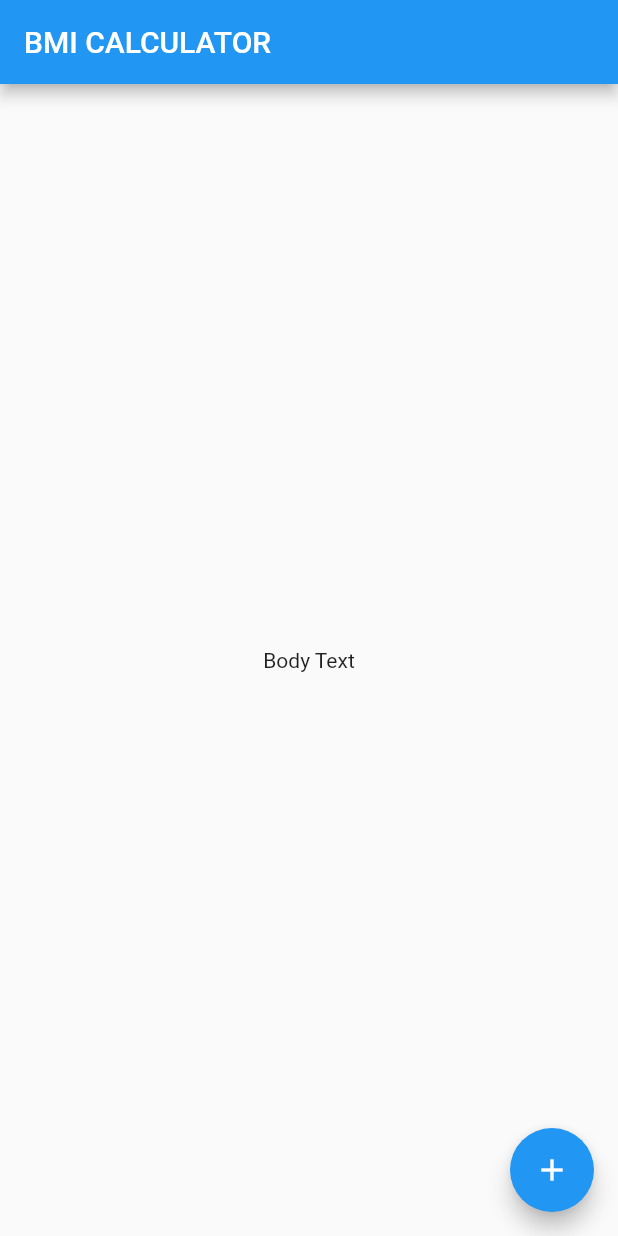
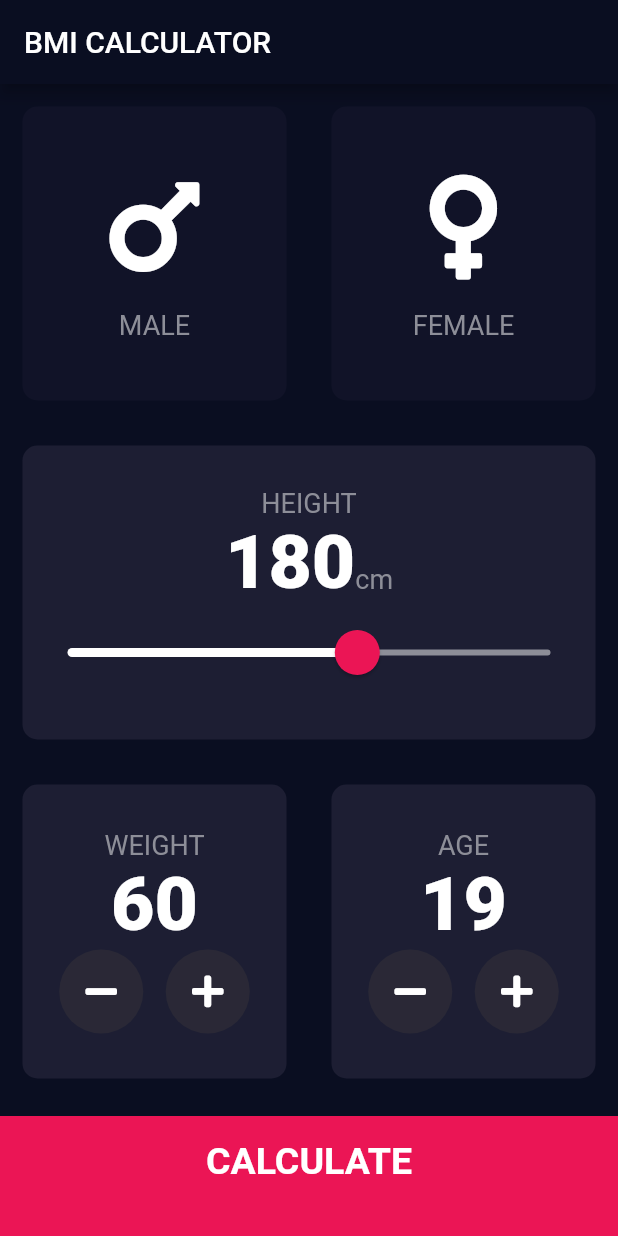
Before and after one commit to piotrsmajek/bmi_calculator_flutter, a Flutter app: the screen it shows after launch, on a phone screen of 412 x 824 dp. Run offline on Flutter 3.47's test engine with Material 2 defaults, Android fonts, the phone set to English and light mode, and no system bars; our stand-ins replace font_awesome_flutter.

Commit message:
Project completed

```diff
--- /dev/null
+++ b/lib/calculation_brain.dart
@@ -0,0 +1,37 @@
+import 'dart:math';
+
+import 'package:flutter/material.dart';
+
+class CalculatorBrain {
+  CalculatorBrain({this.height, this.weight});
+
+  final int height;
+  final int weight;
+
+  double _bmi;
+
+  String calculateBMI() {
+    _bmi = weight / pow(height / 100, 2);
+    return _bmi.toStringAsFixed(1);
+  }
+
+  String getResult() {
+    if (_bmi >= 25) {
+      return 'Overweight';
+    } else if (_bmi > 18.5) {
+      return 'Normal';
+    } else {
+      return 'Underweight';
+    }
+  }
+
+  String getInterpretation() {
+    if (_bmi >= 25) {
+      return 'You have a higher than normal body weight. Try to exercise more.';
+    } else if (_bmi > 18.5) {
+      return 'You have a normal body weight. Good job!';
+    } else {
+      return 'You have a lower than normal body weight. You can eat a bit more.';
+    }
+  }
+}
--- /dev/null
+++ b/lib/components/bottom_button.dart
@@ -0,0 +1,29 @@
+import 'package:flutter/material.dart';
+import '../constants.dart';
+
+class BottomButton extends StatelessWidget {
+  BottomButton({@required this.onPressed, @required this.buttonTitle});
+
+  final Function onPressed;
+  final String buttonTitle;
+
+  @override
+  Widget build(BuildContext context) {
+    return GestureDetector(
+      onTap: onPressed,
+      child: Container(
+        child: Center(
+          child: Text(
+            buttonTitle,
+            style: kLargeButtonTextStyle,
+          ),
+        ),
+        color: kBottomContainerColour,
+        margin: EdgeInsets.only(top: 10),
+        width: double.infinity,
+        padding: EdgeInsets.only(bottom: 20.0),
+        height: kBottomConstainerHeight,
+      ),
+    );
+  }
+}
--- /dev/null
+++ b/lib/components/icon_content.dart
@@ -0,0 +1,21 @@
+import 'package:flutter/material.dart';
+import '../constants.dart';
+
+class IconContent extends StatelessWidget {
+  IconContent({this.icon, this.text});
+
+  final IconData icon;
+  final String text;
+
+  @override
+  Widget build(BuildContext context) {
+    return Column(
+      mainAxisAlignment: MainAxisAlignment.center,
+      children: [
+        Icon(icon, size: 80),
+        SizedBox(height: 15.0),
+        Text(text, style: kLabelTextStyle)
+      ],
+    );
+  }
+}
--- /dev/null
+++ b/lib/components/reusable_card.dart
@@ -0,0 +1,24 @@
+import 'package:flutter/material.dart';
+
+class ReusableCard extends StatelessWidget {
+  ReusableCard({@required this.colour, this.cardChild, this.onPress});
+
+  final Color colour;
+  final Widget cardChild;
+  final Function onPress;
+
+  @override
+  Widget build(BuildContext context) {
+    return GestureDetector(
+      onTap: onPress,
+      child: Container(
+        child: cardChild,
+        margin: EdgeInsets.all(15.0),
+        decoration: BoxDecoration(
+          borderRadius: BorderRadius.circular(10.0),
+          color: colour,
+        ),
+      ),
+    );
+  }
+}
--- /dev/null
+++ b/lib/components/round_icon_button.dart
@@ -0,0 +1,20 @@
+import 'package:flutter/material.dart';
+
+class RoundIconButton extends StatelessWidget {
+  RoundIconButton({@required this.icon, @required this.onPressed});
+
+  final IconData icon;
+  final Function onPressed;
+
+  @override
+  Widget build(BuildContext context) {
+    return RawMaterialButton(
+      child: Icon(icon),
+      onPressed: onPressed,
+      elevation: 0.0,
+      constraints: BoxConstraints.tightFor(width: 56.0, height: 56.0),
+      shape: CircleBorder(),
+      fillColor: Color(0xFF4CF5E),
+    );
+  }
+}
--- /dev/null
+++ b/lib/constants.dart
@@ -0,0 +1,28 @@
+import 'package:flutter/material.dart';
+
+const kLabelTextStyle = TextStyle(
+  fontSize: 18.0,
+  color: Color(0xFF8D8E98),
+);
+
+const kNumberTextStyle = TextStyle(
+  fontSize: 50,
+  fontWeight: FontWeight.w900,
+);
+
+const kLargeButtonTextStyle =
+    TextStyle(fontSize: 25.0, fontWeight: FontWeight.bold);
+
+const kTitleTextStyle = TextStyle(fontSize: 50.0, fontWeight: FontWeight.bold);
+
+const kResultTextStyle = TextStyle(
+    color: Color(0xFF24D876), fontSize: 22.0, fontWeight: FontWeight.bold);
+
+const kBMITextStyle = TextStyle(fontSize: 100.0, fontWeight: FontWeight.bold);
+
+const kBodyTextStyle = TextStyle(fontSize: 22.0);
+
+const kBottomConstainerHeight = 80.0;
+const kActiveCardColour = Color(0xFF1D1E33);
+const kInactiveCardColour = Color(0xFF111328);
+const kBottomContainerColour = Color(0xFFEB1555);
--- a/lib/main.dart
+++ b/lib/main.dart
@@ -1,4 +1,5 @@
 import 'package:flutter/material.dart';
+import 'screenes/input_page.dart';
 
 void main() => runApp(BMICalculator());
 
@@ -6,29 +7,19 @@ class BMICalculator extends StatelessWidget {
   @override
   Widget build(BuildContext context) {
     return MaterialApp(
+      theme: ThemeData.dark().copyWith(
+        sliderTheme: SliderTheme.of(context).copyWith(
+          thumbColor: Color(0xFFEB1555),
+          inactiveTrackColor: Color(0xFF8D8E98),
+          activeTrackColor: Colors.white,
+          overlayColor: Color(0x29EB1555),
+          thumbShape: RoundSliderThumbShape(enabledThumbRadius: 15.0),
+          overlayShape: RoundSliderOverlayShape(overlayRadius: 30.0),
+        ),
+        primaryColor: Color(0xFF0A0E21),
+        scaffoldBackgroundColor: Color(0xFF0A0E21),
+      ),
       home: InputPage(),
     );
   }
 }
-
-class InputPage extends StatefulWidget {
-  @override
-  _InputPageState createState() => _InputPageState();
-}
-
-class _InputPageState extends State<InputPage> {
-  @override
-  Widget build(BuildContext context) {
-    return Scaffold(
-      appBar: AppBar(
-        title: Text('BMI CALCULATOR'),
-      ),
-      body: Center(
-        child: Text('Body Text'),
-      ),
-      floatingActionButton: FloatingActionButton(
-        child: Icon(Icons.add),
-      ),
-    );
-  }
-}
--- /dev/null
+++ b/lib/screenes/input_page.dart
@@ -0,0 +1,214 @@
+import 'dart:ui';
+
+import 'package:bmi_calculator/screenes/results_page.dart';
+import 'package:flutter/material.dart';
+import '../components/icon_content.dart';
+import '../components/reusable_card.dart';
+import 'package:font_awesome_flutter/font_awesome_flutter.dart';
+import '../constants.dart';
+import 'results_page.dart';
+import '../components/bottom_button.dart';
+import '../components/round_icon_button.dart';
+import 'package:bmi_calculator/calculation_brain.dart';
+
+enum Gender { male, female }
+
+class InputPage extends StatefulWidget {
+  @override
+  _InputPageState createState() => _InputPageState();
+}
+
+class _InputPageState extends State<InputPage> {
+  Gender selectedGender;
+  int height = 180;
+  int weight = 60;
+  int age = 19;
+
+  @override
+  Widget build(BuildContext context) {
+    return Scaffold(
+        appBar: AppBar(
+          title: Text('BMI CALCULATOR'),
+        ),
+        body: Column(
+          crossAxisAlignment: CrossAxisAlignment.stretch,
+          children: [
+            Expanded(
+              child: Row(
+                children: [
+                  Expanded(
+                    child: ReusableCard(
+                      onPress: () {
+                        setState(() {
+                          selectedGender = Gender.male;
+                        });
+                      },
+                      colour: selectedGender == Gender.male
+                          ? kActiveCardColour
+                          : kInactiveCardColour,
+                      cardChild: IconContent(
+                          icon: FontAwesomeIcons.mars, text: 'MALE'),
+                    ),
+                  ),
+                  Expanded(
+                    child: ReusableCard(
+                      onPress: () {
+                        setState(() {
+                          selectedGender = Gender.male;
+                        });
+                      },
+                      colour: selectedGender == Gender.female
+                          ? kActiveCardColour
+                          : kInactiveCardColour,
+                      cardChild: IconContent(
+                          icon: FontAwesomeIcons.venus, text: 'FEMALE'),
+                    ),
+                  ),
+                ],
+              ),
+            ),
+            Expanded(
+              child: ReusableCard(
+                colour: kActiveCardColour,
+                cardChild: Column(
+                  mainAxisAlignment: MainAxisAlignment.center,
+                  children: [
+                    Text(
+                      'HEIGHT',
+                      style: kLabelTextStyle,
+                    ),
+                    Row(
+                      mainAxisAlignment: MainAxisAlignment.center,
+                      crossAxisAlignment: CrossAxisAlignment.baseline,
+                      textBaseline: TextBaseline.alphabetic,
+                      children: [
+                        Text(
+                          height.toString(),
+                          style: kNumberTextStyle,
+                        ),
+                        Text(
+                          'cm',
+                          style: kLabelTextStyle,
+                        ),
+                      ],
+                    ),
+                    Slider(
+                      value: height.toDouble(),
+                      min: 120.0,
+                      max: 220.0,
+                      onChanged: (double newValue) {
+                        setState(() {
+                          height = newValue.toInt();
+                        });
+                      },
+                    )
+                  ],
+                ),
+              ),
+            ),
+            Expanded(
+              child: Row(
+                children: [
+                  Expanded(
+                    child: ReusableCard(
+                      colour: kActiveCardColour,
+                      cardChild: Column(
+                        mainAxisAlignment: MainAxisAlignment.center,
+                        children: [
+                          Text(
+                            'WEIGHT',
+                            style: kLabelTextStyle,
+                          ),
+                          Text(
+                            weight.toString(),
+                            style: kNumberTextStyle,
+                          ),
+                          Row(
+                            mainAxisAlignment: MainAxisAlignment.center,
+                            children: [
+                              RoundIconButton(
+                                icon: FontAwesomeIcons.minus,
+                                onPressed: () {
+                                  setState(() {
+                                    weight--;
+                                  });
+                                },
+                              ),
+                              SizedBox(width: 15),
+                              RoundIconButton(
+                                  icon: FontAwesomeIcons.plus,
+                                  onPressed: () {
+                                    setState(() {
+                                      weight++;
+                                    });
+                                  }),
+                            ],
+                          )
+                        ],
+                      ),
+                    ),
+                  ),
+                  Expanded(
+                    child: ReusableCard(
+                      colour: kActiveCardColour,
+                      cardChild: Column(
+                        mainAxisAlignment: MainAxisAlignment.center,
+                        children: [
+                          Text(
+                            'AGE',
+                            style: kLabelTextStyle,
+                          ),
+                          Text(
+                            age.toString(),
+                            style: kNumberTextStyle,
+                          ),
+                          Row(
+                            mainAxisAlignment: MainAxisAlignment.center,
+                            children: [
+                              RoundIconButton(
+                                icon: FontAwesomeIcons.minus,
+                                onPressed: () {
+                                  setState(() {
+                                    age--;
+                                  });
+                                },
+                              ),
+                              SizedBox(width: 15),
+                              RoundIconButton(
+                                  icon: FontAwesomeIcons.plus,
+                                  onPressed: () {
+                                    setState(() {
+                                      age++;
+                                    });
+                                  }),
+                            ],
+                          )
+                        ],
+                      ),
+                    ),
+                  ),
+                ],
+              ),
+            ),
+            BottomButton(
+              onPressed: () {
+                CalculatorBrain calc =
+                    CalculatorBrain(height: height, weight: weight);
+
+                Navigator.push(
+                  context,
+                  MaterialPageRoute(
+                    builder: (context) => ResultsPage(
+                      bmiResult: calc.calculateBMI(),
+                      interpretation: calc.getInterpretation(),
+                      resultText: calc.getResult(),
+                    ),
+                  ),
+                );
+              },
+              buttonTitle: 'CALCULATE',
+            ),
+          ],
+        ));
+  }
+}
--- a/pubspec.yaml
+++ b/pubspec.yaml
@@ -11,6 +11,7 @@ dependencies:
     sdk: flutter
 
   cupertino_icons: ^0.1.2
+  font_awesome_flutter: ^8.4.0
 
 dev_dependencies:
   flutter_test:
```
Also changed, not shown: lib/screenes/results_page.dart (added, +64 -0 lines).
